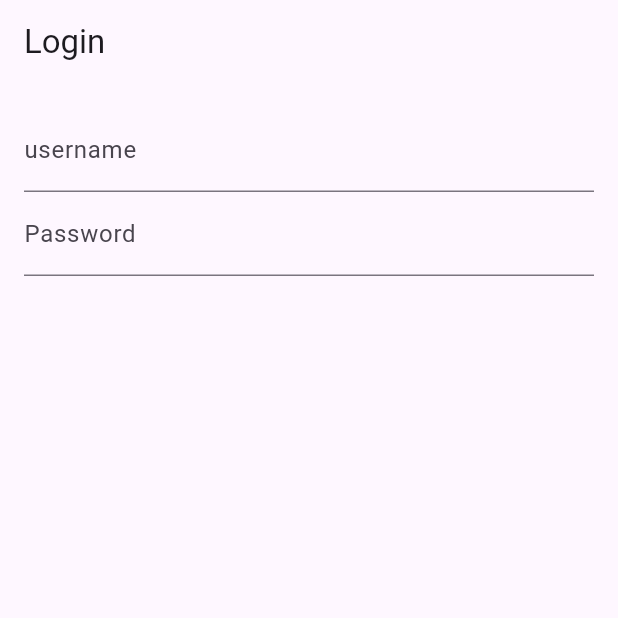
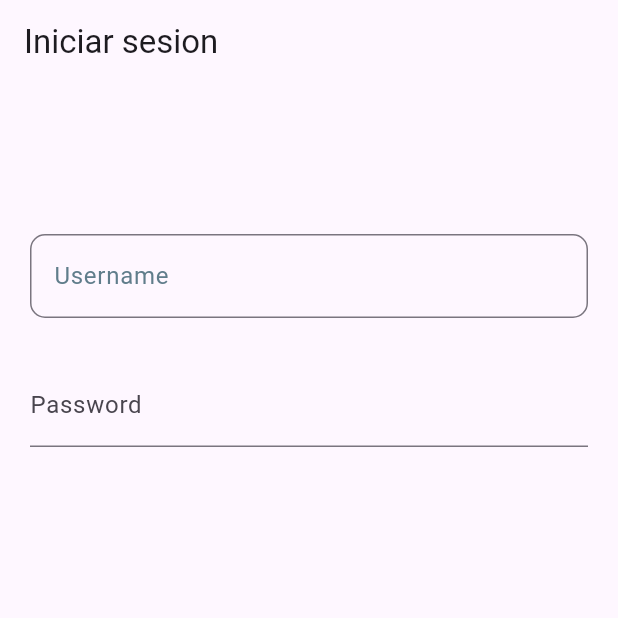
Before and after one commit to BeginerLord/flutter_connect_api, a Flutter app: the screen it shows after launch, on a phone screen of 412 x 824 dp, the top half of it. Run offline on Flutter 3.47's test engine with Material 3 defaults, Android fonts, the phone set to English and light mode, and no system bars; our stand-ins replace dio, flutter_dotenv, flutter_hooks, jwt_decoder, shared_preferences.

Commit message:
Update login screen UI: Change title to Spanish, enhance padding, and improve TextField styling

```diff
--- a/lib/screens/login/login_screen.dart
+++ b/lib/screens/login/login_screen.dart
@@ -10,14 +10,28 @@ class LoginScreen extends HookWidget {
     final login = useLogin(context);
 
     return Scaffold(
-        appBar: AppBar(title: Text('Login')),
-        body: Padding(padding: const EdgeInsets.all(16.0),
+        appBar: AppBar(title: Text('Iniciar sesion')),
+        body: Padding(padding: const EdgeInsets.only(left: 20.0, right: 20.0,top: 100.0),
+        child: Center(
           child: Column(
               children: [
+
                   TextField(
                       controller: usernameController,
-                    decoration: InputDecoration(labelText: 'username'),
+                      decoration: InputDecoration(
+                        labelText: 'Username',
+                        labelStyle: TextStyle(color: Colors.blueGrey),
+                        border: OutlineInputBorder(
+                          borderRadius: BorderRadius.circular(10.0),
                         ),
+                        focusedBorder: OutlineInputBorder(
+                          borderRadius: BorderRadius.circular(10.0),
+          borderSide: BorderSide(color: Colors.blue),
+                        ),
+
+                      ),
+                  ),
+                  SizedBox(height: 30.0), // Espacio entre los dos TextField
                   TextField(
                       controller: passwordController,
                       decoration: InputDecoration(labelText: 'Password'),
@@ -27,6 +41,7 @@ class LoginScreen extends HookWidget {
               ],
           ),
         ),
+        ),
     );
   }
 }
```
Lines whose indentation alone changed are shown as unchanged.
